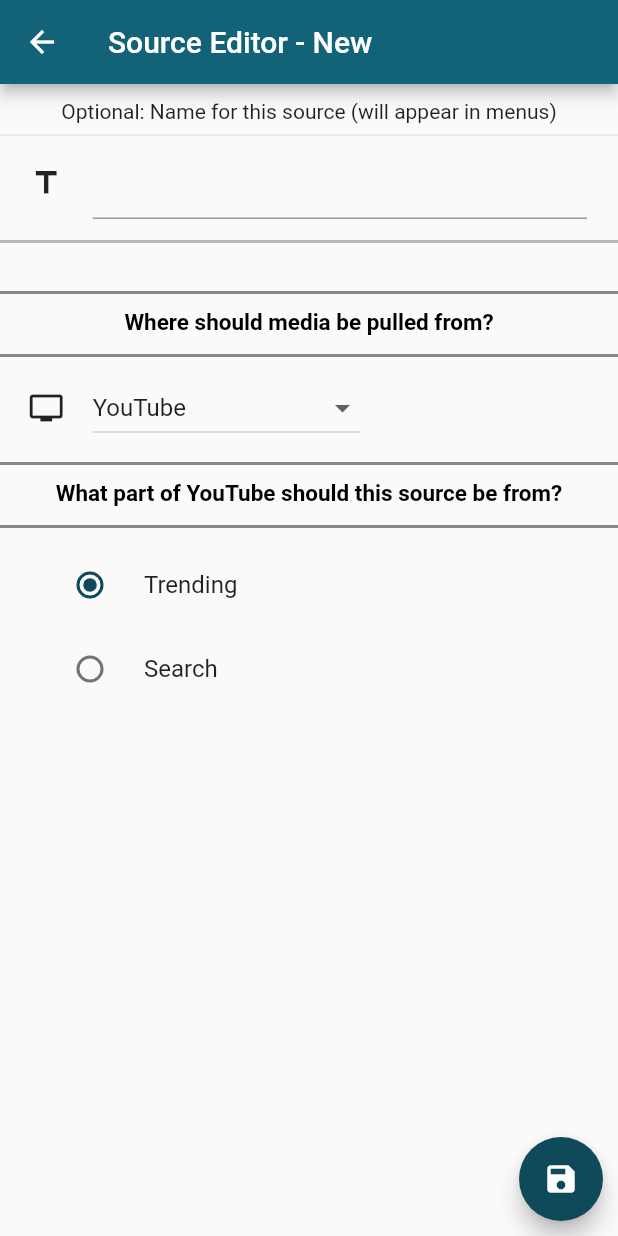
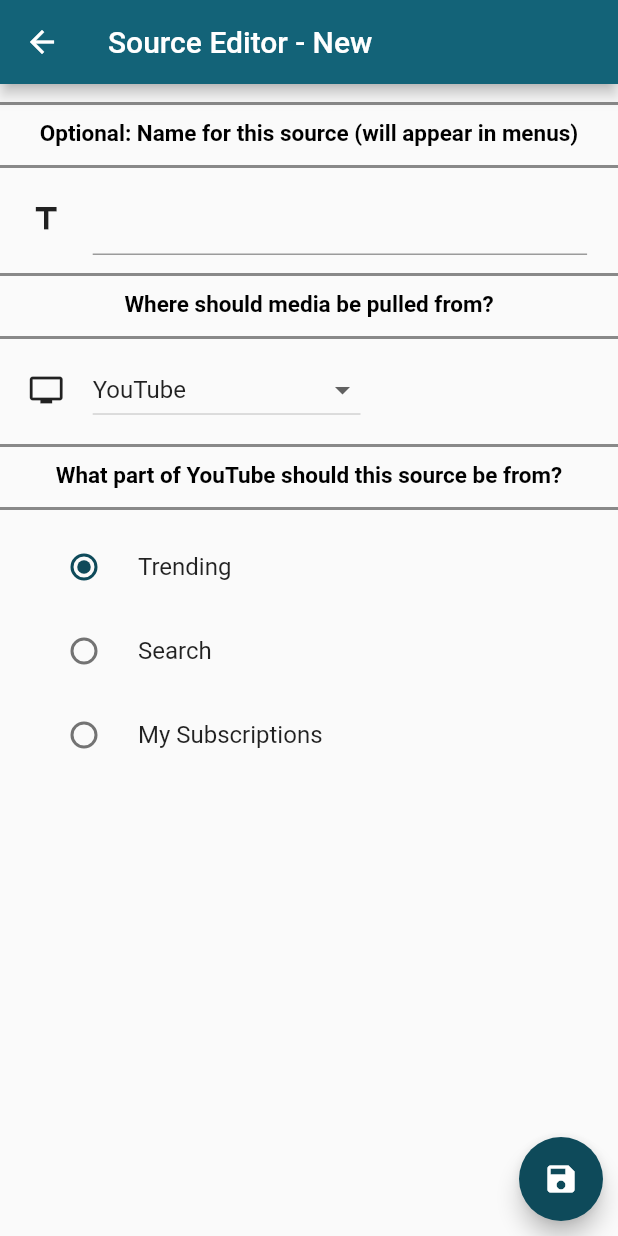
Before and after one commit to joshuatz/timed-entertainment, a Flutter app: the SourceEditorPage screen opened directly, after a tap on the "save" icon, on a phone screen of 412 x 824 dp. Run offline on Flutter 3.47's test engine with Material 2 defaults, Android fonts, the phone set to English and light mode, and no system bars; our stand-ins replace bloc, flutter_bloc, font_awesome_flutter, rxdart, shared_preferences; missing offline and left inert: flutter_duration_picker; accounts and stored records are empty.

```diff
--- a/lib/models/sources.dart
+++ b/lib/models/sources.dart
@@ -63,20 +63,28 @@ class SourceMeta {
 
 class BaseSourceConfig {
     int configId;
-    sourceEnum sourceType;
+    sourceEnum sourceType = sourceEnum.YOUTUBE;
     bool hasUserDefinedName;
     String userDefinedName;
     String searchTerm;
     bool allowRepeats;
     bool neverAllowRepeats;
     Duration minElapsedBeforeRepeat;
+    YouTubeSourcesEnum youtubeSrc = YouTubeSourcesEnum.SEARCH_TERM;
 
     Map<String,dynamic> toJson() => {
-        "id" : this.configId
+        "id" : this.configId,
+        "sourceType" : this.sourceType.index,
+        "hasUserDefinedName" : this.hasUserDefinedName,
+        "userDefinedName" : this.userDefinedName,
+        "searchTerm" : this.searchTerm,
+        "allowRepeats" : this.allowRepeats,
+        "neverAllowRepeats" : this.neverAllowRepeats,
+        "minElapsedBeforeRepeat" : this.minElapsedBeforeRepeat.inMicroseconds
     };
 
 
-    // Constructor
+    // Constructor(s)
     BaseSourceConfig.mock(this.configId,this.sourceType);
     BaseSourceConfig();
 }
--- a/lib/state/src_configs_bloc.dart
+++ b/lib/state/src_configs_bloc.dart
@@ -6,13 +6,15 @@ import 'package:timed_entertainment/models/sources.dart';
 enum srcConfigActions {
     UPDATE,
     DELETE,
-    CREATE
+    CREATE,
+    RESETALL
 }
 
 // typedef is only for functions, so this is so I can specify combo of eventype + class instance as event input for Bloc
 class SrcConfigChange {
     srcConfigActions action;
     BaseSourceConfig config;
+    SrcConfigChange({this.action,this.config});
 }
 
 /**
@@ -20,8 +22,26 @@ class SrcConfigChange {
  */
 class ActiveSourceConfigListBloc extends Bloc<SrcConfigChange,Map> {
 
+    static final ActiveSourceConfigListBloc _instance = new ActiveSourceConfigListBloc._internal();
+
+    factory ActiveSourceConfigListBloc(){
+        return _instance;
+    }
+
+    ActiveSourceConfigListBloc._internal();
+
+    static const String _storageKey = "activeSourceConfigList";
+
     void loadFromStorage(){
-        // @TODO
+        SettingsStorage.loadFromStorage<Map>(this, _storageKey);
+    }
+
+    void saveToStorage(){
+        SettingsStorage.saveToStorage<Map>(this, _storageKey);
+    }
+
+    void reset(){
+        this.dispatch(SrcConfigChange(action: srcConfigActions.RESETALL,config: null));
     }
 
     @override
@@ -39,12 +59,27 @@ class ActiveSourceConfigListBloc extends Bloc<SrcConfigChange,Map> {
         if (event.action==srcConfigActions.DELETE){
             currentState.remove(event.config.configId);
         }
+        else if (event.action==srcConfigActions.UPDATE){
+            // @TODO
+        }
+        else if (event.action==srcConfigActions.CREATE){
+            // @TODO
+            // Will have a new ID
+            event.config.configId = currentState.length > 0 ? (currentState.keys.last + 1) : 1;
+            // Save it to state
+            currentState[event.config.configId] = event.config;
+        }
+        else if(event.action==srcConfigActions.RESETALL){
+            currentState.clear();
+        }
         yield currentState;
     }
 
     @override
     void dispose(){
+        print('src_configs_bloc dispose');
         // @TODO
         super.dispose();
     }
+
 }
--- a/lib/ui/pages/global_settings.dart
+++ b/lib/ui/pages/global_settings.dart
@@ -4,6 +4,7 @@ import 'package:rxdart/rxdart.dart';
 import 'package:timed_entertainment/state/user_settings_bloc.dart';
 import 'package:flutter_bloc/flutter_bloc.dart';
 import 'package:timed_entertainment/ui/components/global_settings_help.dart';
+import 'package:timed_entertainment/state/src_configs_bloc.dart';
 
 class GlobalSettingsPage extends StatefulWidget {
     @override
@@ -14,6 +15,7 @@ class _GlobalSettingsPageState extends State<GlobalSettingsPage> {
     // @TODO - is this in the best spot for performance? Check redraws
     final UserSettingsAllowRepeatsBloc _alllowRepeatsBloc = UserSettingsAllowRepeatsBloc();
     final UserSettingsMinElapsedForRepeatBloc _minElapsedBloc =UserSettingsMinElapsedForRepeatBloc();
+    final ActiveSourceConfigListBloc _activeSourceConfigListBloc =ActiveSourceConfigListBloc();
     @override
     Widget build(BuildContext context){
         return Scaffold(
@@ -85,6 +87,10 @@ class _GlobalSettingsPageState extends State<GlobalSettingsPage> {
                                             ]
                                         );
                                     }
+                                ),
+                                FlatButton(
+                                    child: Text("Reset Sources"),
+                                    onPressed: ()=>_activeSourceConfigListBloc.reset(),
                                 )
                             ],
                         ),
--- a/lib/ui/pages/source_editor.dart
+++ b/lib/ui/pages/source_editor.dart
@@ -17,6 +17,38 @@ class SourceEditorPage extends StatefulWidget {
 class _SourceEditorPageState extends State<SourceEditorPage> {
     int _selectedSourceTypeIndex = 0;
     YouTubeSourcesEnum _selectedYoutubeSrc = YouTubeSourcesEnum.TRENDING;
+    String _userSpecifiedName = "";
+    String _userSearchTerm = "";
+    final ActiveSourceConfigListBloc srcConfigListBloc = ActiveSourceConfigListBloc();
+
+    Widget conditionalSearchBox(){
+        bool _showSearchBox = false;
+        if(SourceListItem.getEnumFromIndex(_selectedSourceTypeIndex)==sourceEnum.YOUTUBE && _selectedYoutubeSrc ==YouTubeSourcesEnum.SEARCH_TERM){
+            _showSearchBox = true;
+        }
+        if (_showSearchBox){
+            return Row(
+                mainAxisAlignment: MainAxisAlignment.start,
+                children: <Widget>[
+                    Spacer(flex: 1,),
+                    Container(
+                        width: MediaQuery.of(context).size.width * 0.1,
+                        child: Icon(Icons.search),
+                    ),
+                    Container(
+                        width: MediaQuery.of(context).size.width * 0.7,
+                        child: TextField(
+                            autocorrect: false,
+                        ),
+                    ),
+                    Spacer(flex: 3,)
+                ],
+            );
+        }
+        else {
+            return Container();
+        }
+    }
 
     // Method to show a different inner form depending on which source type is selected
     Widget buildInnerForm(int selectedSourceTypeIndex){
@@ -29,7 +61,7 @@ class _SourceEditorPageState extends State<SourceEditorPage> {
                         children: <Widget>[
                             FormHeading(title:"What part of YouTube should this source be from?"),
                             Container(
-                                padding: EdgeInsets.fromLTRB(24, 0, 0, 0),
+                                padding: EdgeInsets.fromLTRB(20, 0, 0, 0),
                                 child: Column(
                                     children: <Widget>[
                                         RadioListTile(
@@ -44,6 +76,13 @@ class _SourceEditorPageState extends State<SourceEditorPage> {
                                             groupValue: _selectedYoutubeSrc,
                                             onChanged: (YouTubeSourcesEnum value) { setState(() { _selectedYoutubeSrc = value; }); },
                                         ),
+                                        conditionalSearchBox(),
+                                        RadioListTile(
+                                            title: const Text("My Subscriptions"),
+                                            value:YouTubeSourcesEnum.SUBSCRIPTIONS,
+                                            groupValue: _selectedYoutubeSrc,
+                                            onChanged: (YouTubeSourcesEnum value) { setState(() { _selectedYoutubeSrc = value; }); },
+                                        )
                                     ],
                                 ),
                             )
@@ -64,15 +103,15 @@ class _SourceEditorPageState extends State<SourceEditorPage> {
             appBar: AppBar(
                 title: Text(_title),
             ),
-            body:Container(
+            body: Stack(
+                children: <Widget>[
+                    Container(
                         width: MediaQuery.of(context).size.width,
-                padding: EdgeInsets.fromLTRB(0, 10, 0, 10),
-                child: Column(
-                    mainAxisAlignment: MainAxisAlignment.start,
+                        child: ListView(
+                            shrinkWrap: true,
                             children: <Widget>[
                                 // OPTIONAL: Custom name for source
-                        Text("Optional: Name for this source (will appear in menus)"),
-                        Divider(),
+                                FormHeading(title: "Optional: Name for this source (will appear in menus)",),
                                 Row(
                                     children: <Widget>[
                                         Container(
@@ -83,16 +122,12 @@ class _SourceEditorPageState extends State<SourceEditorPage> {
                                             width: MediaQuery.of(context).size.width * 0.8,
                                             child: TextField(
                                                 autocorrect: false,
+                                                onChanged: (String input){
+                                                    _userSpecifiedName = input;
+                                                },
                                             ),
                                         )
                                     ],
-                        ),
-                        // Divider
-                        Container(
-                            color: Colors.black26,
-                            width: MediaQuery.of(context).size.width,
-                            height: 2,
-                            margin: EdgeInsets.fromLTRB(0, 14, 0, 20),
                                 ),
                                 // Type of Source (YouTube, Local Media, Etc.)
                                 FormHeading(title: "Where should media be pulled from?"),
@@ -120,12 +155,14 @@ class _SourceEditorPageState extends State<SourceEditorPage> {
                                     ],
                                 ),
                                 buildInnerForm(this._selectedSourceTypeIndex),
+                            ],
+                        ),
+                    ),
                     // Save button (FAB), right aligned at bottom
-                        Spacer(),
-                        Row(
-                            mainAxisAlignment: MainAxisAlignment.end,
-                            children: <Widget>[
-                                FloatingActionButton(
+                    Container(
+                        margin: EdgeInsets.fromLTRB(0, 0, 10, 10),
+                        alignment: Alignment.bottomRight,
+                        child: FloatingActionButton(
                             child: IconButton(
                                 icon: Icon(Icons.save),
                                 onPressed: (){
@@ -134,19 +171,28 @@ class _SourceEditorPageState extends State<SourceEditorPage> {
                                 },
                             ),
                             onPressed: ()=>{},
-                                ),
-                                Container(width: 10,)
-                            ],
                         )
-                    ],
                     )
+                ]
             )
         );
     }
 
     bool submitForm(){
         bool success = false;
+        BaseSourceConfig _config = new BaseSourceConfig();
+        if (_userSpecifiedName!=""){
+            _config.hasUserDefinedName = true;
+            _config.userDefinedName = _userSpecifiedName;
+        }
         // @TODO
+        if  (!widget.isExistingConfig){
+            _config.hasUserDefinedName = false;
+            srcConfigListBloc.dispatch(new SrcConfigChange(
+                action: srcConfigActions.CREATE,
+                config: _config
+            ));
+        }
         return success;
     }
 }
--- a/pubspec.yaml
+++ b/pubspec.yaml
@@ -24,6 +24,7 @@ dependencies:
   rxdart: ^0.21.0
   flutter_bloc: ^0.9.0
   shared_preferences: ^0.5.1+2
+  sqflite: ^1.1.3
   # UI
   flutter_duration_picker: ^1.0.4
   font_awesome_flutter: ^8.4.0
```
Also changed, not shown: lib/helpers/state_helpers.dart (+17 -0 lines), lib/ui/pages/source_list.dart (+16 -9 lines), pubspec.lock. Lines whose indentation alone changed are shown as unchanged.
